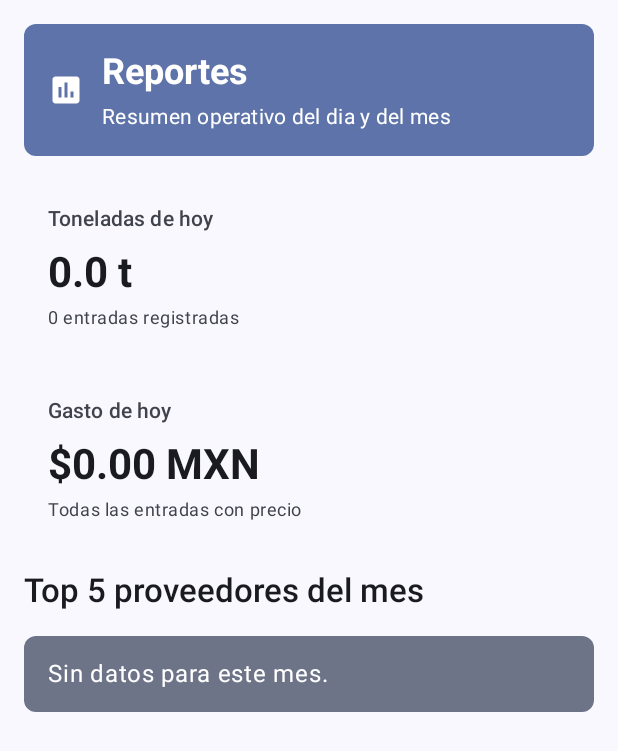
After one commit to MaxKeenti/ad-rubi-max, an Android app built with Jetpack Compose: the composable ReportsScreen shown on its own in the app's theme, on a phone screen of 412 x 824 dp. The commit adds this screen. Shown: the top 751 px of the screen. Run offline under Robolectric (Android 15) with nearby library versions, the light colour scheme and no system bars; our stand-ins replace Dagger/Hilt's generated code.

Commit message:
Add reports screen

```diff
--- a/Programa1/app/src/main/java/com/example/mangos/data/repository/PurchaseRepository.kt
+++ b/Programa1/app/src/main/java/com/example/mangos/data/repository/PurchaseRepository.kt
@@ -7,6 +7,8 @@ interface PurchaseRepository {
     fun observeById(id: String): Flow<Purchase?>
 
     fun observeByDateKey(dateKey: String): Flow<List<Purchase>>
+
+    fun observeByDateRange(startDateKeyInclusive: String, endDateKeyExclusive: String): Flow<List<Purchase>>
 
     fun observeBySupplier(supplierId: String, limit: Int = 50): Flow<List<Purchase>>
 
--- a/Programa1/app/src/main/java/com/example/mangos/data/repository/fake/FakePurchaseRepository.kt
+++ b/Programa1/app/src/main/java/com/example/mangos/data/repository/fake/FakePurchaseRepository.kt
@@ -23,6 +23,21 @@ class FakePurchaseRepository @Inject constructor() : PurchaseRepository {
         _purchases.map { list ->
             list.filter { it.dateKey == dateKey && it.deletedAt == null }
                 .sortedByDescending { it.enteredAt.seconds }
+        }
+
+    override fun observeByDateRange(
+        startDateKeyInclusive: String,
+        endDateKeyExclusive: String,
+    ): Flow<List<Purchase>> =
+        _purchases.map { list ->
+            list.asSequence()
+                .filter {
+                    it.deletedAt == null &&
+                        it.dateKey >= startDateKeyInclusive &&
+                        it.dateKey < endDateKeyExclusive
+                }
+                .sortedByDescending { it.enteredAt.seconds }
+                .toList()
         }
 
     override fun observeBySupplier(supplierId: String, limit: Int): Flow<List<Purchase>> =
--- a/Programa1/app/src/main/java/com/example/mangos/ui/navigation/MangosNavGraph.kt
+++ b/Programa1/app/src/main/java/com/example/mangos/ui/navigation/MangosNavGraph.kt
@@ -1,16 +1,11 @@
 package com.example.mangos.ui.navigation
 
-import androidx.compose.foundation.layout.Box
-import androidx.compose.foundation.layout.fillMaxSize
 import androidx.compose.foundation.layout.padding
-import androidx.compose.material3.MaterialTheme
 import androidx.compose.material3.Scaffold
-import androidx.compose.material3.Text
 import androidx.compose.runtime.Composable
 import androidx.compose.runtime.collectAsState
 import androidx.compose.runtime.getValue
 import androidx.compose.runtime.key
-import androidx.compose.ui.Alignment
 import androidx.compose.ui.Modifier
 import androidx.hilt.navigation.compose.hiltViewModel
 import androidx.navigation.NavHostController
@@ -23,6 +18,7 @@ import com.example.mangos.ui.auth.LoginScreen
 import com.example.mangos.ui.dashboard.DashboardScreen
 import com.example.mangos.ui.purchases.AddEditPurchaseScreen
 import com.example.mangos.ui.purchases.PurchaseHistoryScreen
+import com.example.mangos.ui.reports.ReportsScreen
 import com.example.mangos.ui.suppliers.AddEditSupplierScreen
 import com.example.mangos.ui.suppliers.SupplierListScreen
 
@@ -100,7 +96,7 @@ private fun AuthedGraph(
                 )
             }
             composable(Screen.Reports.route) {
-                PlaceholderScreen("Reportes")
+                ReportsScreen()
             }
             composable(
                 route = Screen.AddEditPurchase.ROUTE_PATTERN,
@@ -135,20 +131,3 @@ private fun AuthedGraph(
         }
     }
 }
-
-@Composable
-private fun PlaceholderScreen(
-    text: String,
-    modifier: Modifier = Modifier,
-) {
-    Box(
-        modifier = modifier.fillMaxSize(),
-        contentAlignment = Alignment.Center,
-    ) {
-        Text(
-            text = text,
-            color = MaterialTheme.colorScheme.primary,
-            style = MaterialTheme.typography.headlineSmall,
-        )
-    }
-}
--- /dev/null
+++ b/Programa1/app/src/main/java/com/example/mangos/ui/reports/ReportsScreen.kt
@@ -0,0 +1,217 @@
+package com.example.mangos.ui.reports
+
+import androidx.compose.foundation.background
+import androidx.compose.foundation.layout.Arrangement
+import androidx.compose.foundation.layout.Column
+import androidx.compose.foundation.layout.PaddingValues
+import androidx.compose.foundation.layout.Row
+import androidx.compose.foundation.layout.Spacer
+import androidx.compose.foundation.layout.fillMaxSize
+import androidx.compose.foundation.layout.fillMaxWidth
+import androidx.compose.foundation.layout.height
+import androidx.compose.foundation.layout.padding
+import androidx.compose.foundation.lazy.LazyColumn
+import androidx.compose.foundation.lazy.itemsIndexed
+import androidx.compose.foundation.shape.RoundedCornerShape
+import androidx.compose.material.icons.Icons
+import androidx.compose.material.icons.filled.Assessment
+import androidx.compose.material3.Card
+import androidx.compose.material3.CardDefaults
+import androidx.compose.material3.Icon
+import androidx.compose.material3.MaterialTheme
+import androidx.compose.material3.Surface
+import androidx.compose.material3.Text
+import androidx.compose.runtime.Composable
+import androidx.compose.runtime.collectAsState
+import androidx.compose.runtime.getValue
+import androidx.compose.ui.Alignment
+import androidx.compose.ui.Modifier
+import androidx.compose.ui.text.font.FontWeight
+import androidx.compose.ui.text.style.TextOverflow
+import androidx.compose.ui.unit.dp
+import androidx.hilt.navigation.compose.hiltViewModel
+import com.example.mangos.data.repository.PurchaseRepository
+import com.example.mangos.data.util.centavosToMxnString
+import java.util.Locale
+
+@Composable
+fun ReportsScreen(
+    viewModel: ReportsViewModel = hiltViewModel(),
+) {
+    val uiState by viewModel.uiState.collectAsState()
+
+    ReportsContent(uiState = uiState)
+}
+
+@Composable
+private fun ReportsContent(uiState: ReportsUiState) {
+    LazyColumn(
+        modifier = Modifier
+            .fillMaxSize()
+            .background(MaterialTheme.colorScheme.background),
+        contentPadding = PaddingValues(16.dp),
+        verticalArrangement = Arrangement.spacedBy(16.dp),
+    ) {
+        item {
+            ReportsHeader()
+        }
+        item {
+            TodayCards(summary = uiState.todaySummary)
+        }
+        item {
+            Text(
+                text = "Top 5 proveedores del mes",
+                style = MaterialTheme.typography.titleLarge,
+                fontWeight = FontWeight.SemiBold,
+                color = MaterialTheme.colorScheme.onBackground,
+            )
+        }
+        if (uiState.topSuppliers.isEmpty()) {
+            item {
+                EmptyMonthMessage()
+            }
+        } else {
+            itemsIndexed(uiState.topSuppliers) { index, supplier ->
+                TopSupplierRow(
+                    position = index + 1,
+                    supplier = supplier,
+                )
+            }
+        }
+    }
+}
+
+@Composable
+private fun ReportsHeader() {
+    Surface(
+        modifier = Modifier.fillMaxWidth(),
+        color = MaterialTheme.colorScheme.primaryContainer,
+        contentColor = MaterialTheme.colorScheme.onPrimaryContainer,
+        shape = RoundedCornerShape(8.dp),
+    ) {
+        Row(
+            modifier = Modifier.padding(16.dp),
+            verticalAlignment = Alignment.CenterVertically,
+            horizontalArrangement = Arrangement.spacedBy(12.dp),
+        ) {
+            Icon(
+                imageVector = Icons.Filled.Assessment,
+                contentDescription = null,
+            )
+            Column {
+                Text(
+                    text = "Reportes",
+                    style = MaterialTheme.typography.headlineSmall,
+                    fontWeight = FontWeight.Bold,
+                )
+                Spacer(modifier = Modifier.height(4.dp))
+                Text(
+                    text = "Resumen operativo del dia y del mes",
+                    style = MaterialTheme.typography.bodyMedium,
+                )
+            }
+        }
+    }
+}
+
+@Composable
+private fun TodayCards(summary: PurchaseRepository.TodaySummary) {
+    Column(verticalArrangement = Arrangement.spacedBy(12.dp)) {
+        ReportMetricCard(
+            title = "Toneladas de hoy",
+            value = formatTons(summary.totalTons),
+            supporting = "${summary.purchaseCount} entradas registradas",
+        )
+        ReportMetricCard(
+            title = "Gasto de hoy",
+            value = summary.totalSpendCentavos.centavosToMxnString(),
+            supporting = if (summary.purchasesWithoutPrice > 0) {
+                "(${summary.purchasesWithoutPrice} entradas sin precio)"
+            } else {
+                "Todas las entradas con precio"
+            },
+        )
+    }
+}
+
+@Composable
+private fun ReportMetricCard(
+    title: String,
+    value: String,
+    supporting: String,
+) {
+    Card(
+        modifier = Modifier.fillMaxWidth(),
+        shape = RoundedCornerShape(8.dp),
+        colors = CardDefaults.cardColors(
+            containerColor = MaterialTheme.colorScheme.surface,
+        ),
+    ) {
+        Column(modifier = Modifier.padding(16.dp)) {
+            Text(
+                text = title,
+                style = MaterialTheme.typography.labelLarge,
+                color = MaterialTheme.colorScheme.onSurfaceVariant,
+            )
+            Spacer(modifier = Modifier.height(8.dp))
+            Text(
+                text = value,
+                style = MaterialTheme.typography.headlineMedium,
+                fontWeight = FontWeight.Bold,
+                color = MaterialTheme.colorScheme.onSurface,
+                maxLines = 1,
+                overflow = TextOverflow.Ellipsis,
+            )
+            Spacer(modifier = Modifier.height(4.dp))
+            Text(
+                text = supporting,
+                style = MaterialTheme.typography.bodySmall,
+                color = MaterialTheme.colorScheme.onSurfaceVariant,
+            )
+        }
+    }
+}
+
+@Composable
+private fun TopSupplierRow(
+    position: Int,
+    supplier: TopSupplierUi,
+) {
+    Card(
+        modifier = Modifier.fillMaxWidth(),
+        shape = RoundedCornerShape(8.dp),
+        colors = CardDefaults.cardColors(
+            containerColor = MaterialTheme.colorScheme.surface,
+        ),
+    ) {
+        Text(
+            text = "$position. ${supplier.supplierName} - ${formatTons(supplier.totalTons)}",
+            modifier = Modifier.padding(16.dp),
+            style = MaterialTheme.typography.bodyLarge,
+            color = MaterialTheme.colorScheme.onSurface,
+            maxLines = 2,
+            overflow = TextOverflow.Ellipsis,
+        )
+    }
+}
+
+@Composable
+private fun EmptyMonthMessage() {
+    Surface(
+        modifier = Modifier.fillMaxWidth(),
+        shape = RoundedCornerShape(8.dp),
+        color = MaterialTheme.colorScheme.secondaryContainer,
+        contentColor = MaterialTheme.colorScheme.onSecondaryContainer,
+    ) {
+        Text(
+            text = "Sin datos para este mes.",
+            modifier = Modifier.padding(16.dp),
+            style = MaterialTheme.typography.bodyLarge,
+        )
+    }
+}
+
+private fun formatTons(value: Double): String =
+    String.format(MX_LOCALE, "%.1f t", value)
+
+private val MX_LOCALE: Locale = Locale.forLanguageTag("es-MX")
--- /dev/null
+++ b/Programa1/app/src/main/java/com/example/mangos/ui/reports/ReportsViewModel.kt
@@ -0,0 +1,79 @@
+package com.example.mangos.ui.reports
+
+import androidx.lifecycle.ViewModel
+import com.example.mangos.data.model.Purchase
+import com.example.mangos.data.model.Supplier
+import com.example.mangos.data.repository.PurchaseRepository
+import com.example.mangos.data.util.todayDateKey
+import dagger.hilt.android.lifecycle.HiltViewModel
+import java.time.LocalDate
+import java.time.ZoneId
+import javax.inject.Inject
+import kotlinx.coroutines.flow.SharingStarted
+import kotlinx.coroutines.flow.StateFlow
+import kotlinx.coroutines.flow.map
+import kotlinx.coroutines.flow.stateIn
+import androidx.lifecycle.viewModelScope
+
+data class ReportsUiState(
+    val todaySummary: PurchaseRepository.TodaySummary = PurchaseRepository.TodaySummary(
+        totalTons = 0.0,
+        totalSpendCentavos = 0L,
+        purchaseCount = 0,
+        purchasesWithoutPrice = 0,
+    ),
+    val topSuppliers: List<TopSupplierUi> = emptyList(),
+)
+
+data class TopSupplierUi(
+    val supplierName: String,
+    val totalTons: Double,
+)
+
+@HiltViewModel
+class ReportsViewModel @Inject constructor(
+    private val purchaseRepository: PurchaseRepository,
+) : ViewModel() {
+
+    private val todayKey = todayDateKey(MX_ZONE)
+    private val monthStartKey = LocalDate.now(MX_ZONE)
+        .withDayOfMonth(1)
+        .toString()
+    private val nextMonthStartKey = LocalDate.parse(monthStartKey)
+        .plusMonths(1)
+        .toString()
+
+    val uiState: StateFlow<ReportsUiState> = purchaseRepository
+        .observeByDateRange(monthStartKey, nextMonthStartKey)
+        .map { monthPurchases ->
+            ReportsUiState(
+                todaySummary = purchaseRepository.getTodaySummary(todayKey),
+                topSuppliers = monthPurchases.toTopSuppliers(),
+            )
+        }
+        .stateIn(
+            scope = viewModelScope,
+            started = SharingStarted.WhileSubscribed(5_000),
+            initialValue = ReportsUiState(),
+        )
+
+    private fun List<Purchase>.toTopSuppliers(): List<TopSupplierUi> =
+        asSequence()
+            .filter { it.supplierId != Supplier.UNREGISTERED_ID }
+            .groupBy { it.supplierId }
+            .values
+            .map { purchases ->
+                TopSupplierUi(
+                    supplierName = purchases.first().supplierName,
+                    totalTons = purchases.sumOf { it.quantityTons },
+                )
+            }
+            .sortedByDescending { it.totalTons }
+            .take(TOP_SUPPLIER_LIMIT)
+            .toList()
+
+    private companion object {
+        const val TOP_SUPPLIER_LIMIT = 5
+        val MX_ZONE: ZoneId = ZoneId.of("America/Mexico_City")
+    }
+}
```
